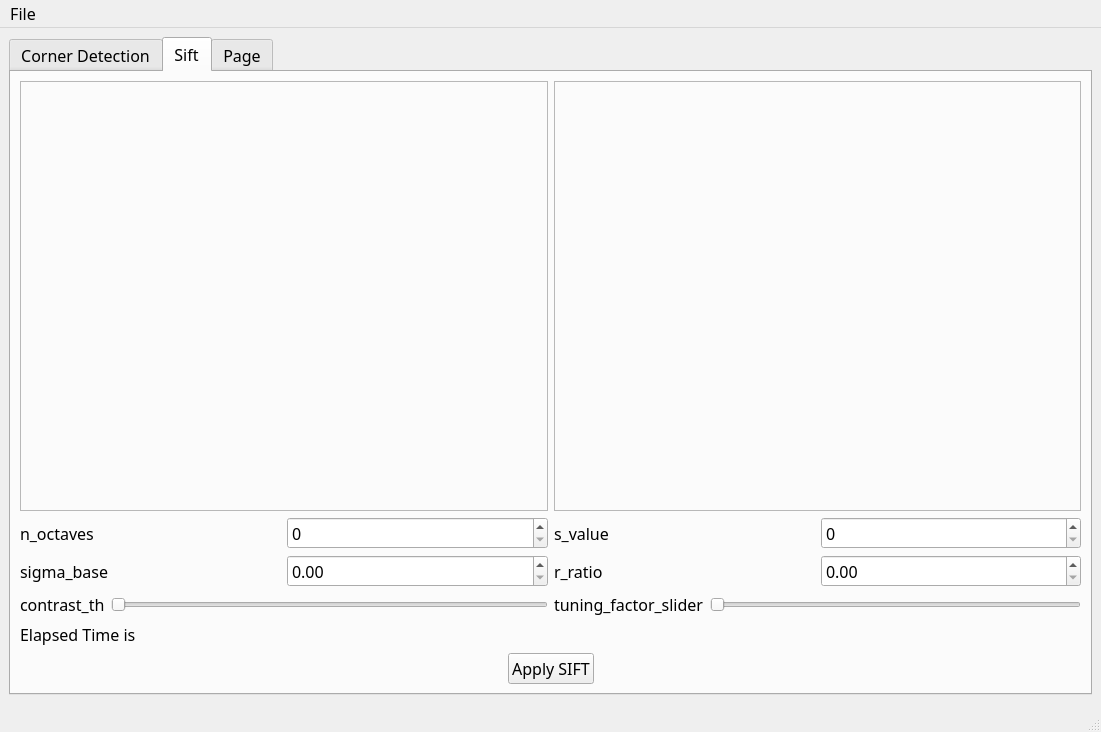
Qt form APP-GUI/task3_ui.ui (Computer-Vision-Spring-2024/exVision-FeatureCraft) before a commit.
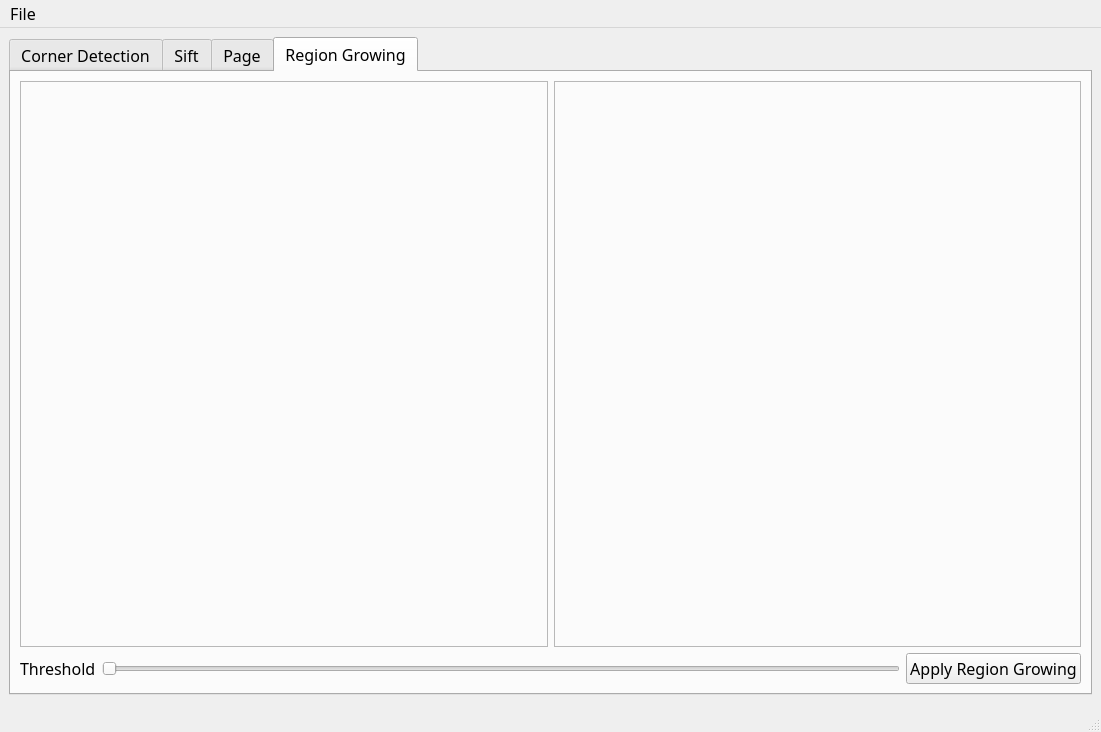
The same form after that commit.

The edit to the form file:
```diff
--- a/APP-GUI/task3_ui.ui
+++ b/APP-GUI/task3_ui.ui
@@ -24,7 +24,7 @@
     <item>
      <widget class="QTabWidget" name="tabWidget">
       <property name="currentIndex">
-       <number>1</number>
+       <number>3</number>
       </property>
       <widget class="QWidget" name="tab_2">
        <attribute name="title">
@@ -328,6 +328,66 @@
         </item>
        </layout>
       </widget>
+      <widget class="QWidget" name="tab_4">
+       <attribute name="title">
+        <string>Region Growing</string>
+       </attribute>
+       <layout class="QVBoxLayout" name="verticalLayout_5">
+        <item>
+         <layout class="QHBoxLayout" name="horizontalLayout_14">
+          <item>
+           <widget class="QFrame" name="region_growing_input">
+            <property name="frameShape">
+             <enum>QFrame::StyledPanel</enum>
+            </property>
+            <property name="frameShadow">
+             <enum>QFrame::Raised</enum>
+            </property>
+           </widget>
+          </item>
+          <item>
+           <widget class="QFrame" name="region_growing_output">
+            <property name="frameShape">
+             <enum>QFrame::StyledPanel</enum>
+            </property>
+            <property name="frameShadow">
+             <enum>QFrame::Raised</enum>
+            </property>
+           </widget>
+          </item>
+         </layout>
+        </item>
+        <item>
+         <layout class="QHBoxLayout" name="horizontalLayout_15">
+          <item>
+           <layout class="QHBoxLayout" name="horizontalLayout_16">
+            <item>
+             <widget class="QLabel" name="region_growing_threshold">
+              <property name="text">
+               <string>Threshold</string>
+              </property>
+             </widget>
+            </item>
+            <item>
+             <widget class="QSlider" name="region_growing_threshold_slider">
+              <property name="orientation">
+               <enum>Qt::Horizontal</enum>
+              </property>
+             </widget>
+            </item>
+           </layout>
+          </item>
+          <item>
+           <widget class="QPushButton" name="pushButton_2">
+            <property name="text">
+             <string>Apply Region Growing</string>
+            </property>
+           </widget>
+          </item>
+         </layout>
+        </item>
+       </layout>
+      </widget>
      </widget>
     </item>
    </layout>
```
Left out of the diff: 2 changed lines with no effect on the pictures.
